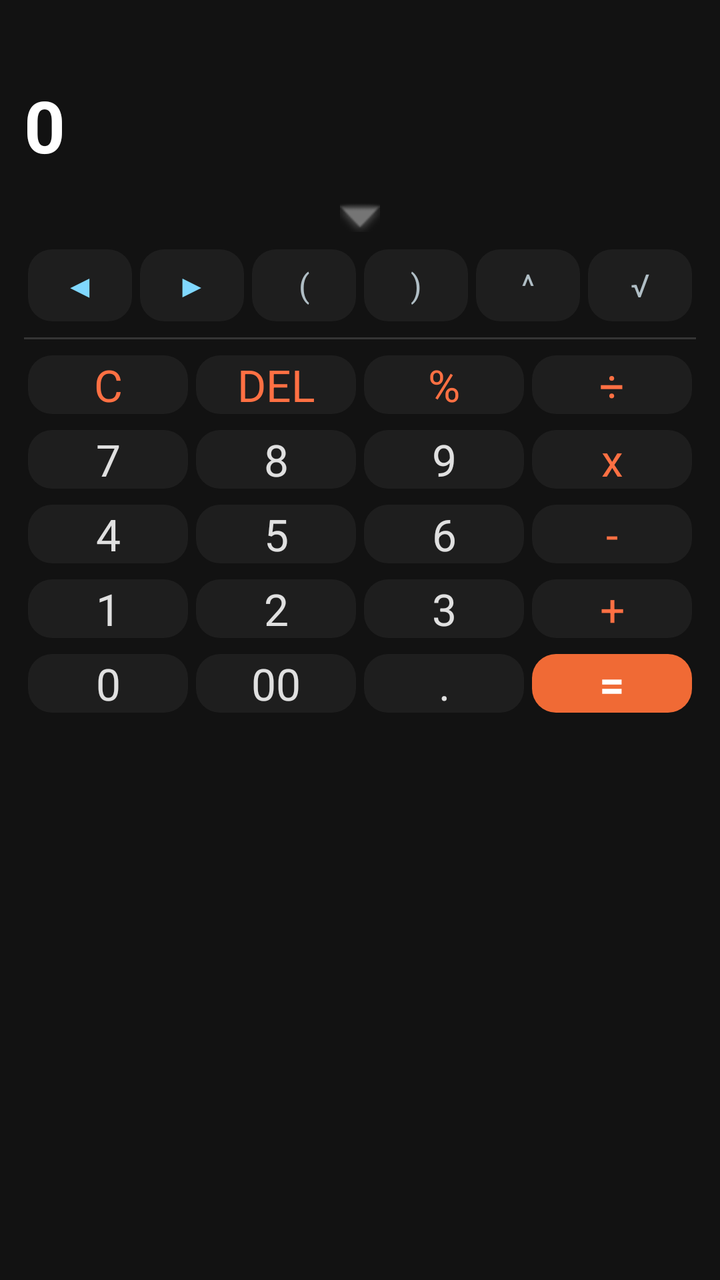
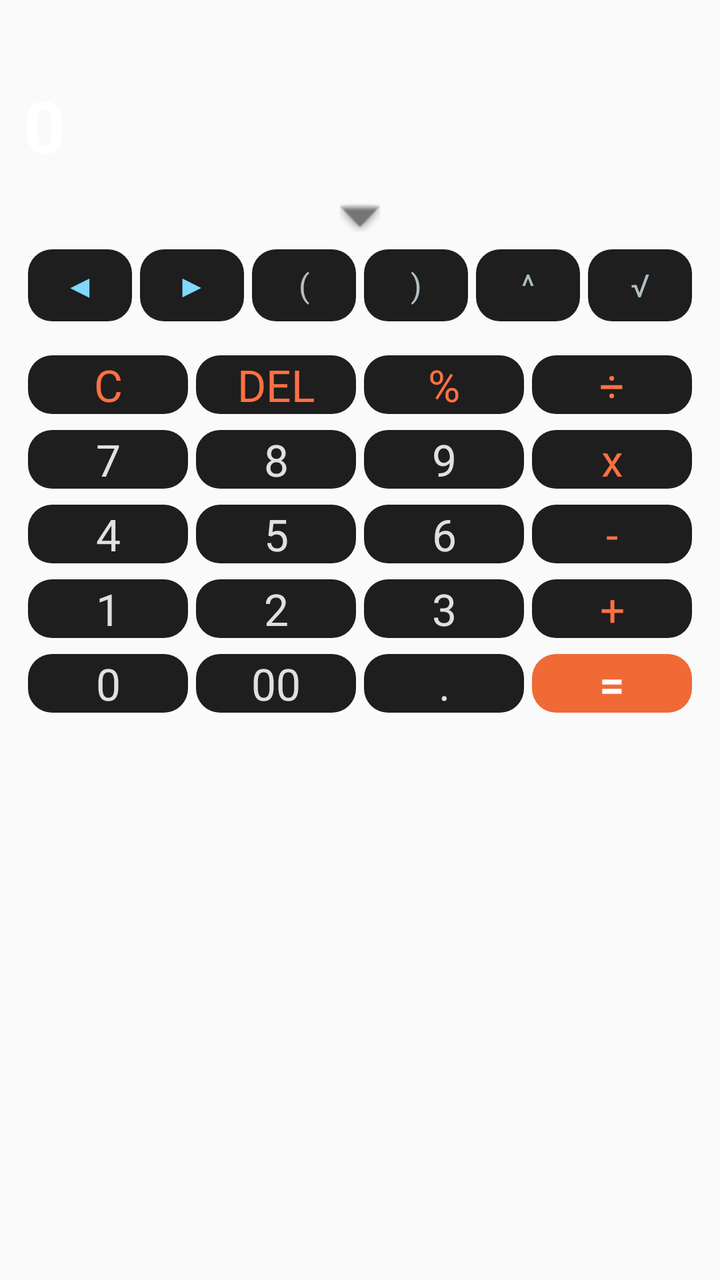

Two renders of the same Android screen: before a commit and after it. Below are the layout's source before the change and the commit's diff.
<!-- AndroidManifest.xml: application theme Theme.LiteReader -->
<!-- res/layout/page_calculator.xml -->
<?xml version="1.0" encoding="utf-8"?>
<LinearLayout xmlns:android="http://schemas.android.com/apk/res/android"
    android:layout_width="match_parent"
    android:layout_height="wrap_content"
    android:background="#121212"
    android:orientation="vertical"
    android:paddingStart="12dp"
    android:paddingEnd="12dp"
    android:paddingTop="8dp"
    android:paddingBottom="12dp">

    
    <LinearLayout
        android:layout_width="match_parent"
        android:layout_height="wrap_content"
        android:gravity="bottom|end"
        android:orientation="vertical"
        android:paddingTop="4dp"
        android:paddingBottom="8dp">

        
        <HorizontalScrollView
            android:id="@+id/scroll_expression"
            android:layout_width="match_parent"
            android:layout_height="wrap_content"
            android:scrollbars="none"
            android:fillViewport="true">

            <TextView
                android:id="@+id/tv_expression"
                android:layout_width="wrap_content"
                android:layout_height="wrap_content"
                android:layout_gravity="end"
                android:textColor="#9E9E9E"
                android:textSize="18sp"
                android:fontFamily="sans-serif-light"
                android:lines="1"
                android:singleLine="true" />
        </HorizontalScrollView>

        
        <HorizontalScrollView
            android:id="@+id/scroll_result"
            android:layout_width="match_parent"
            android:layout_height="wrap_content"
            android:layout_marginTop="2dp"
            android:scrollbars="none"
            android:fillViewport="true">

            <TextView
                android:id="@+id/tv_result"
                android:layout_width="wrap_content"
                android:layout_height="wrap_content"
                android:layout_gravity="end"
                android:text="0"
                android:textColor="#FFFFFF"
                android:textSize="36sp"
                android:textStyle="bold"
                android:fontFamily="sans-serif"
                android:lines="1"
                android:singleLine="true" />
        </HorizontalScrollView>
    </LinearLayout>

    
    <LinearLayout
        android:id="@+id/btn_toggle_drawer"
        android:layout_width="match_parent"
        android:layout_height="28dp"
        android:gravity="center"
        android:clickable="true"
        android:focusable="true"
        android:background="?android:attr/selectableItemBackground"
        android:orientation="horizontal">

        <ImageView
            android:id="@+id/iv_drawer_arrow"
            android:layout_width="20dp"
            android:layout_height="20dp"
            android:src="@android:drawable/arrow_down_float"
            android:tint="#757575"
            android:contentDescription="Toggle Extended Options" />
    </LinearLayout>

    
    <LinearLayout
        android:id="@+id/layout_extended_drawer"
        android:layout_width="match_parent"
        android:layout_height="wrap_content"
        android:orientation="vertical"
        android:visibility="visible">

        <TableRow
            android:layout_width="match_parent"
            android:layout_height="40dp"
            android:layout_marginBottom="4dp">

            <TextView
                android:id="@+id/btn_cursor_left"
                style="@style/CalcBtnSmall"
                android:text="◀"
                android:textColor="#80D8FF" />

            <TextView
                android:id="@+id/btn_cursor_right"
                style="@style/CalcBtnSmall"
                android:text="▶"
                android:textColor="#80D8FF" />

            <TextView
                android:id="@+id/btn_paren_open"
                style="@style/CalcBtnSmall"
                android:text="("
                android:textColor="#B0BEC5" />

            <TextView
                android:id="@+id/btn_paren_close"
                style="@style/CalcBtnSmall"
                android:text=")"
                android:textColor="#B0BEC5" />

            <TextView
                android:id="@+id/btn_power"
                style="@style/CalcBtnSmall"
                android:text="^"
                android:textColor="#B0BEC5" />

            <TextView
                android:id="@+id/btn_sqrt"
                style="@style/CalcBtnSmall"
                android:text="√"
                android:textColor="#B0BEC5" />
        </TableRow>

        <View
            android:layout_width="match_parent"
            android:layout_height="1dp"
            android:layout_marginTop="2dp"
            android:layout_marginBottom="6dp"
            android:background="#26FFFFFF" />
    </LinearLayout>

    
    <TableLayout
        android:id="@+id/tableLayout"
        android:layout_width="match_parent"
        android:layout_height="wrap_content"
        android:stretchColumns="*">

        <TableRow
            android:layout_width="match_parent"
            android:layout_height="48dp"
            android:layout_marginBottom="4dp">
            <TextView android:text="C" style="@style/CalcBtn" android:textColor="#FF7043"/>
            <TextView android:text="DEL" style="@style/CalcBtn" android:textColor="#FF7043"/>
            <TextView android:text="%" style="@style/CalcBtn" android:textColor="#FF7043"/>
            <TextView android:text="÷" style="@style/CalcBtn" android:textColor="#FF7043"/>
        </TableRow>

        <TableRow
            android:layout_width="match_parent"
            android:layout_height="48dp"
            android:layout_marginBottom="4dp">
            <TextView android:text="7" style="@style/CalcBtn"/>
            <TextView android:text="8" style="@style/CalcBtn"/>
            <TextView android:text="9" style="@style/CalcBtn"/>
            <TextView android:text="x" style="@style/CalcBtn" android:textColor="#FF7043"/>
        </TableRow>

        <TableRow
            android:layout_width="match_parent"
            android:layout_height="48dp"
            android:layout_marginBottom="4dp">
            <TextView android:text="4" style="@style/CalcBtn"/>
            <TextView android:text="5" style="@style/CalcBtn"/>
            <TextView android:text="6" style="@style/CalcBtn"/>
            <TextView android:text="-" style="@style/CalcBtn" android:textColor="#FF7043"/>
        </TableRow>

        <TableRow
            android:layout_width="match_parent"
            android:layout_height="48dp"
            android:layout_marginBottom="4dp">
            <TextView android:text="1" style="@style/CalcBtn"/>
            <TextView android:text="2" style="@style/CalcBtn"/>
            <TextView android:text="3" style="@style/CalcBtn"/>
            <TextView android:text="+" style="@style/CalcBtn" android:textColor="#FF7043"/>
        </TableRow>

        <TableRow
            android:layout_width="match_parent"
            android:layout_height="48dp">
            <TextView android:text="0" style="@style/CalcBtn"/>
            <TextView android:text="00" style="@style/CalcBtn"/>
            <TextView android:text="." style="@style/CalcBtn"/>
            <TextView
                android:text="="
                style="@style/CalcBtn"
                android:textColor="#FFFFFF"
                android:textStyle="bold"
                android:background="@drawable/calc_eq_bg"/>
        </TableRow>

    </TableLayout>

</LinearLayout>
<!-- resources referenced by this layout -->
<resources>
  <!-- drawable calc_eq_bg (drawable) -->
  <?xml version="1.0" encoding="utf-8"?>
  <ripple xmlns:android="http://schemas.android.com/apk/res/android"
      android:color="#33FFFFFF">
      <item>
          <shape android:shape="rectangle">
              <corners android:radius="12dp" />
              <solid android:color="#F06A35"/>
          </shape>
      </item>
  </ripple>
  <style name="CalcBtn">
          <item name="android:layout_width">0dp</item>
          <item name="android:layout_height">match_parent</item>
          <item name="android:layout_weight">1</item>
          <item name="android:gravity">center</item>
          <item name="android:textSize">22sp</item>
          <item name="android:textColor">#E0E0E0</item>
          <item name="android:clickable">true</item>
          <item name="android:focusable">true</item>
          <item name="android:layout_margin">2dp</item>
          <item name="android:background">@drawable/bg_calc_btn</item>
      </style>
  <style name="CalcBtnSmall">
          <item name="android:layout_width">0dp</item>
          <item name="android:layout_height">match_parent</item>
          <item name="android:layout_weight">1</item>
          <item name="android:gravity">center</item>
          <item name="android:textSize">16sp</item>
          <item name="android:textColor">#E0E0E0</item>
          <item name="android:clickable">true</item>
          <item name="android:focusable">true</item>
          <item name="android:layout_margin">2dp</item>
          <item name="android:background">@drawable/bg_calc_btn</item>
      </style>
  <style name="Theme.LiteReader" parent="android:Theme.Material.Light.NoActionBar" />
  <!-- drawable bg_calc_btn (drawable) -->
  <?xml version="1.0" encoding="utf-8"?>
  <ripple xmlns:android="http://schemas.android.com/apk/res/android"
      android:color="#33FFFFFF">
      <item>
          <shape android:shape="rectangle">
              <corners android:radius="12dp" />
              <solid android:color="#1E1E1E" />
          </shape>
      </item>
  </ripple>
</resources>

<!-- the commit's change to res/layout/page_calculator.xml (unified diff, before → after) -->
@@ -2,7 +2,6 @@
 <LinearLayout xmlns:android="http://schemas.android.com/apk/res/android"
     android:layout_width="match_parent"
     android:layout_height="wrap_content"
-    android:background="#121212"
     android:orientation="vertical"
     android:paddingStart="12dp"
     android:paddingEnd="12dp"
